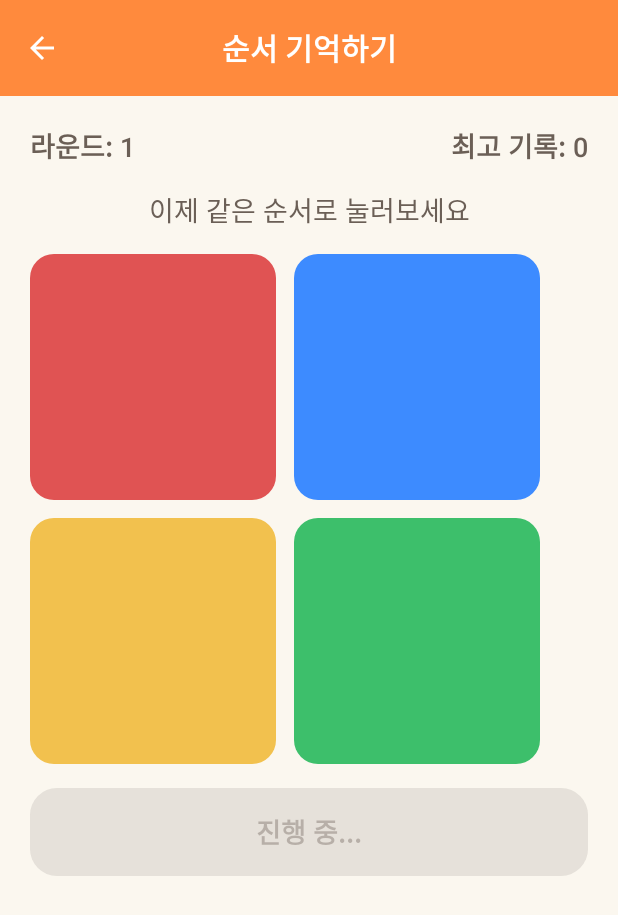
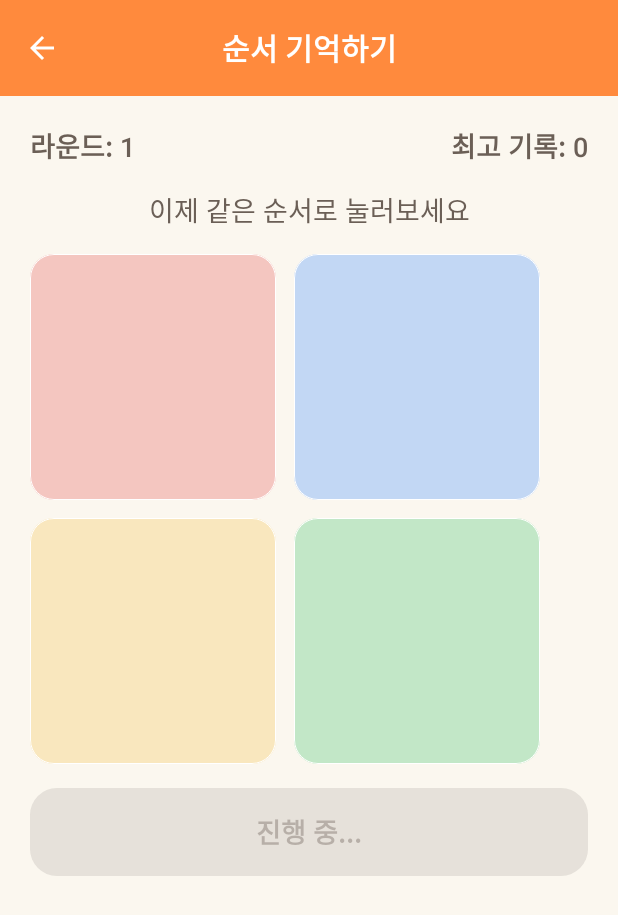
Before and after one commit to njoycom-hue/old, an Android app built with Jetpack Compose: the SequenceGameScreen screen opened through its navigation route, after a tap on "시작", on a phone screen of 412 x 824 dp. Shown: the top 915 px of the screen. Run offline under Robolectric (Android 15) with nearby library versions, the phone set to English and light mode, and no system bars; our stand-ins replace Dagger/Hilt's generated code.

Commit message:
Make sequence-game lights slower and much more visible
User feedback: the lights were "too fast / hard to see". The lit vs.
unlit states only differed by a 45%->100% alpha shift on already-pale
colors, and each flash was just 500ms with a 200ms gap — too subtle
and too quick, especially for the app's older target audience.

- Lit color buttons now render at full color with a white glow border
  and a small scale-up pop; unlit buttons are clearly muted (30% alpha)
  instead of just slightly dimmer.
- Slowed playback: 700ms lit / 350ms gap per step (was 500ms/200ms),
  plus a 700ms pause before each round's sequence starts so it doesn't
  feel like it jumps in without warning.

Co-Authored-By: Claude Sonnet 5 <noreply@anthropic.com>
Claude-Session: https://claude.ai/code/session_016bvdjxWPP5r56g2Sw5MkRm

```diff
--- a/app/src/main/java/com/dunoetoktok/app/ui/games/sequence/SequenceGameScreen.kt
+++ b/app/src/main/java/com/dunoetoktok/app/ui/games/sequence/SequenceGameScreen.kt
@@ -1,6 +1,8 @@
 package com.dunoetoktok.app.ui.games.sequence
 
+import androidx.compose.animation.core.animateFloatAsState
 import androidx.compose.foundation.background
+import androidx.compose.foundation.border
 import androidx.compose.foundation.clickable
 import androidx.compose.foundation.layout.Arrangement
 import androidx.compose.foundation.layout.Box
@@ -19,8 +21,8 @@ import androidx.compose.runtime.Composable
 import androidx.compose.runtime.getValue
 import androidx.compose.ui.Alignment
 import androidx.compose.ui.Modifier
-import androidx.compose.ui.draw.alpha
 import androidx.compose.ui.draw.clip
+import androidx.compose.ui.draw.scale
 import androidx.compose.ui.graphics.Color
 import androidx.compose.ui.text.style.TextAlign
 import androidx.compose.ui.unit.dp
@@ -91,12 +93,18 @@ fun SequenceGameScreen(onBack: () -> Unit, viewModel: SequenceGameViewModel = hi
 
 @Composable
 private fun SequenceColorButton(color: Color, isLit: Boolean, enabled: Boolean, onClick: () -> Unit) {
+    val scale by animateFloatAsState(targetValue = if (isLit) 1.08f else 1f, label = "sequence-lit-scale")
     Box(
         modifier = Modifier
             .aspectRatio(1f)
+            .scale(scale)
             .clip(RoundedCornerShape(16.dp))
-            .background(color)
-            .alpha(if (isLit) 1f else 0.45f)
+            .background(if (isLit) color else color.copy(alpha = 0.3f))
+            .border(
+                width = if (isLit) 6.dp else 0.dp,
+                color = Color.White,
+                shape = RoundedCornerShape(16.dp),
+            )
             .clickable(enabled = enabled, onClick = onClick),
         contentAlignment = Alignment.Center,
     ) {}
--- a/app/src/main/java/com/dunoetoktok/app/ui/games/sequence/SequenceGameViewModel.kt
+++ b/app/src/main/java/com/dunoetoktok/app/ui/games/sequence/SequenceGameViewModel.kt
@@ -20,6 +20,14 @@ import javax.inject.Inject
 import kotlin.random.Random
 
 enum class SequencePhase { IDLE, BUSY, WAITING_INPUT, GAME_OVER }
+
+// Slow and clear on purpose: this game is aimed at older players, so the playback
+// needs enough time per light (and a beat before it starts) to actually be followable.
+private const val PRE_ROUND_PAUSE_MS = 700L
+private const val LIGHT_ON_MS = 700L
+private const val LIGHT_OFF_GAP_MS = 350L
+private const val TAP_FLASH_MS = 300L
+private const val ROUND_SUCCESS_PAUSE_MS = 900L
 
 data class SequenceGameUiState(
     val phase: SequencePhase = SequencePhase.IDLE,
@@ -79,7 +87,7 @@ class SequenceGameViewModel @Inject constructor(
                 it.copy(phase = SequencePhase.BUSY, message = "성공! 다음 라운드로 이어집니다")
             }
             viewModelScope.launch {
-                delay(900)
+                delay(ROUND_SUCCESS_PAUSE_MS)
                 nextRound()
             }
         }
@@ -93,11 +101,12 @@ class SequenceGameViewModel @Inject constructor(
         }
         playbackJob?.cancel()
         playbackJob = viewModelScope.launch {
+            delay(PRE_ROUND_PAUSE_MS)
             for (colorIndex in sequence) {
                 _uiState.update { it.copy(litIndex = colorIndex) }
-                delay(500)
+                delay(LIGHT_ON_MS)
                 _uiState.update { it.copy(litIndex = null) }
-                delay(200)
+                delay(LIGHT_OFF_GAP_MS)
             }
             _uiState.update {
                 it.copy(phase = SequencePhase.WAITING_INPUT, message = "이제 같은 순서로 눌러보세요")
@@ -108,7 +117,7 @@ class SequenceGameViewModel @Inject constructor(
     private fun flashBriefly(colorIndex: Int) {
         viewModelScope.launch {
             _uiState.update { it.copy(litIndex = colorIndex) }
-            delay(250)
+            delay(TAP_FLASH_MS)
             _uiState.update { it.copy(litIndex = null) }
         }
     }
```
